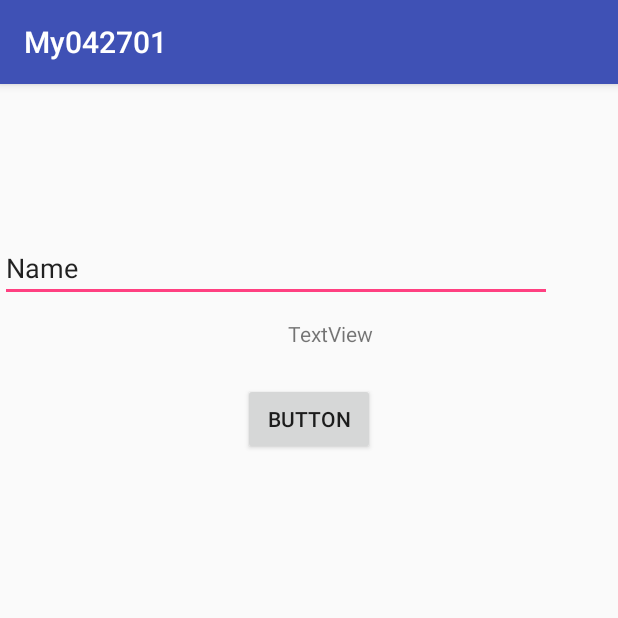
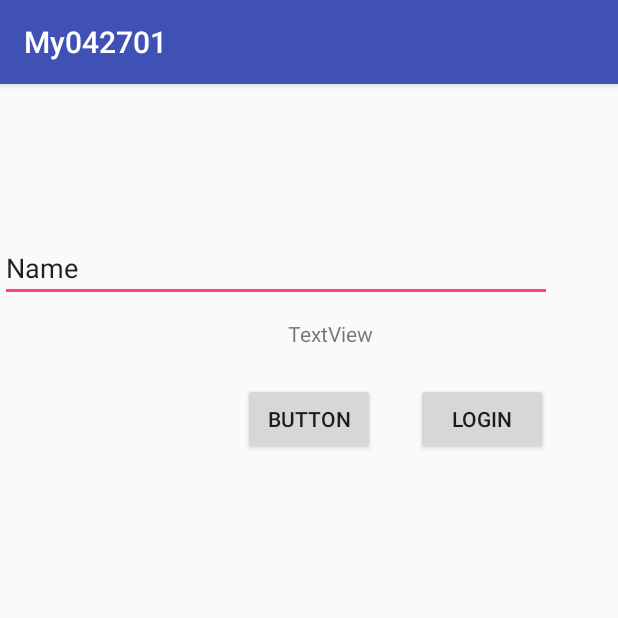
Before and after one commit to twn9320/My0427012, an Android app: the screen it shows after launch (MainActivity), after a tap on "BUTTON", on a phone screen of 412 x 824 dp, the top half of it. Run offline under Robolectric (Android 15) with nearby library versions, the phone set to English and light mode, and no system bars; our stand-ins replace Firebase (no records; nobody signed in at launch, a user with empty details on screens opened directly).

```diff
--- a/app/build.gradle
+++ b/app/build.gradle
@@ -28,9 +28,11 @@ dependencies {
     compile 'com.android.support.constraint:constraint-layout:1.0.2'
     compile 'com.google.firebase:firebase-messaging:10.0.1'
     compile 'com.google.firebase:firebase-database:10.0.1'
+    compile 'com.google.firebase:firebase-auth:10.0.1'
     testCompile 'junit:junit:4.12'
 }
 
 
 
+
 apply plugin: 'com.google.gms.google-services'
--- a/app/src/main/java/com/example/yvtc/my042701/MainActivity.java
+++ b/app/src/main/java/com/example/yvtc/my042701/MainActivity.java
@@ -1,6 +1,7 @@
 package com.example.yvtc.my042701;
 
 import android.content.Intent;
+import android.support.annotation.NonNull;
 import android.support.v7.app.AppCompatActivity;
 import android.os.Bundle;
 import android.view.View;
@@ -8,6 +9,10 @@ import android.widget.EditText;
 import android.widget.TextView;
 import android.widget.Toast;
 
+import com.google.android.gms.tasks.OnCompleteListener;
+import com.google.android.gms.tasks.Task;
+import com.google.firebase.auth.AuthResult;
+import com.google.firebase.auth.FirebaseAuth;
 import com.google.firebase.database.DataSnapshot;
 import com.google.firebase.database.DatabaseError;
 import com.google.firebase.database.DatabaseReference;
@@ -16,13 +21,16 @@ import com.google.firebase.database.ValueEventListener;
 
 public class MainActivity extends AppCompatActivity {
     FirebaseDatabase database;
-    DatabaseReference myRef;
+    DatabaseReference myRef,myRef2;
+    private FirebaseAuth mAuth;
     @Override
     protected void onCreate(Bundle savedInstanceState) {
         super.onCreate(savedInstanceState);
         setContentView(R.layout.activity_main);
         database = FirebaseDatabase.getInstance();
         myRef = database.getReference("message");
+        myRef2 = database.getReference("phone");
+        mAuth = FirebaseAuth.getInstance();
         Intent it = getIntent();
         String str = it.getStringExtra("msg");
         if(str!=null){
@@ -50,5 +58,20 @@ public class MainActivity extends AppCompatActivity {
 
         EditText ed = (EditText)findViewById(R.id.editText);
         myRef.setValue(ed.getText().toString());
+        myRef2.setValue(ed.getText().toString());
+    }
+    public void clicklogin(View v){
+        mAuth.signInWithEmailAndPassword("abc@aa.com","123123").addOnCompleteListener(this, new OnCompleteListener<AuthResult>() {
+            @Override
+            public void onComplete(@NonNull Task<AuthResult> task) {
+                if(task.isSuccessful()){
+                    Toast.makeText(MainActivity.this,"登入成功",Toast.LENGTH_SHORT).show();
+                }
+                else{
+                    Toast.makeText(MainActivity.this,"登入失敗",Toast.LENGTH_SHORT).show();
+                }
+
+            }
+        });
     }
 }
--- a/app/src/main/res/layout/activity_main.xml
+++ b/app/src/main/res/layout/activity_main.xml
@@ -52,4 +52,15 @@
         app:layout_constraintLeft_toLeftOf="parent"
         app:layout_constraintRight_toRightOf="parent"
         app:layout_constraintTop_toBottomOf="@+id/button4" />
+
+    <Button
+        android:id="@+id/button5"
+        android:layout_width="wrap_content"
+        android:layout_height="wrap_content"
+        android:layout_marginLeft="27dp"
+        android:layout_marginTop="0dp"
+        android:onClick="clicklogin"
+        android:text="Login"
+        app:layout_constraintLeft_toRightOf="@+id/button4"
+        app:layout_constraintTop_toTopOf="@+id/button4" />
 </android.support.constraint.ConstraintLayout>
```
